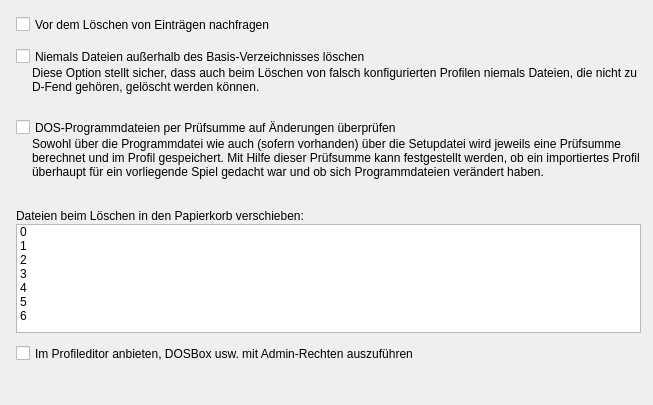
The window that src/forms/SetupFrameSecurityUnit.ui (Eldricos/D-Fend-Reborn) describes before a commit, drawn with Qt 5.
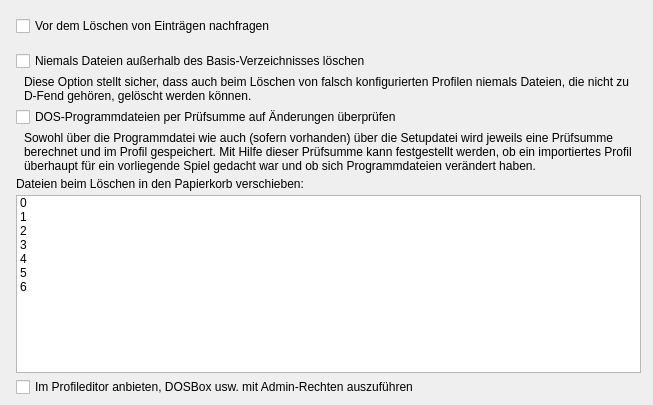
The same window after the commit.

Commit message: Program options: Qt layouts instead of fixed pixel positions

```diff
--- a/src/forms/SetupFrameSecurityUnit.ui
+++ b/src/forms/SetupFrameSecurityUnit.ui
@@ -5,47 +5,85 @@
     <property name="geometry"><rect><x>0</x><y>0</y><width>653</width><height>405</height></rect></property>
     <property name="vclDesignWidth" stdset="0"><number>653</number></property>
     <property name="vclDesignHeight" stdset="0"><number>405</number></property>
-    <widget class="QLabel" name="DeleteProectionLabel">
-      <property name="geometry"><rect><x>32</x><y>66</y><width>609</width><height>47</height></rect></property>
-      <property name="vclAnchors" stdset="0"><string notr="true">akLeft,akTop,akRight</string></property>
-      <property name="text"><string>Diese Option stellt sicher, dass auch beim Löschen von falsch konfigurierten Profilen niemals Dateien, die nicht zu D-Fend gehören, gelöscht werden können.</string></property>
-      <property name="textFormat"><enum>Qt::PlainText</enum></property>
-      <property name="wordWrap"><bool>true</bool></property>
-      <property name="alignment"><set>Qt::AlignLeft|Qt::AlignTop</set></property>
-    </widget>
-    <widget class="QLabel" name="UseChecksumsLabel">
-      <property name="geometry"><rect><x>32</x><y>137</y><width>609</width><height>66</height></rect></property>
-      <property name="vclAnchors" stdset="0"><string notr="true">akLeft,akTop,akRight</string></property>
-      <property name="text"><string>Sowohl über die Programmdatei wie auch (sofern vorhanden) über die Setupdatei wird jeweils eine Prüfsumme berechnet und im Profil gespeichert. Mit Hilfe dieser Prüfsumme kann festgestellt werden, ob ein importiertes Profil überhaupt für ein vorliegende Spiel gedacht war und ob sich Programmdateien verändert haben.</string></property>
-      <property name="textFormat"><enum>Qt::PlainText</enum></property>
-      <property name="wordWrap"><bool>true</bool></property>
-      <property name="alignment"><set>Qt::AlignLeft|Qt::AlignTop</set></property>
-    </widget>
-    <widget class="QLabel" name="RecycleBinLabel">
-      <property name="geometry"><rect><x>16</x><y>209</y><width>625</width><height>13</height></rect></property>
-      <property name="vclAnchors" stdset="0"><string notr="true">akLeft,akTop,akRight</string></property>
-      <property name="text"><string>Dateien beim Löschen in den Papierkorb verschieben:</string></property>
-      <property name="textFormat"><enum>Qt::PlainText</enum></property>
-      <property name="alignment"><set>Qt::AlignLeft|Qt::AlignTop</set></property>
-    </widget>
+    <layout class="QVBoxLayout" name="SetupFrameSecurity_Layout" stretch="0,0,0,1">
+      <property name="leftMargin"><number>16</number></property>
+      <property name="topMargin"><number>16</number></property>
+      <property name="rightMargin"><number>12</number></property>
+      <property name="bottomMargin"><number>8</number></property>
+      <property name="spacing"><number>0</number></property>
+      <item>
+        <layout class="QGridLayout" name="SetupFrameSecurity_Section1" columnstretch="0,1">
+          <property name="leftMargin"><number>0</number></property>
+          <property name="topMargin"><number>0</number></property>
+          <property name="rightMargin"><number>0</number></property>
+          <property name="bottomMargin"><number>0</number></property>
+          <property name="horizontalSpacing"><number>8</number></property>
+          <property name="verticalSpacing"><number>4</number></property>
+          <item row="0" column="0" colspan="2">
     <widget class="QCheckBox" name="AskBeforeDeleteCheckBox">
-      <property name="geometry"><rect><x>16</x><y>16</y><width>625</width><height>17</height></rect></property>
-      <property name="vclAnchors" stdset="0"><string notr="true">akLeft,akTop,akRight</string></property>
       <property name="text"><string>Vor dem Löschen von Einträgen nachfragen</string></property>
     </widget>
+          </item>
+          <item row="0" column="1">
+            <spacer name="SetupFrameSecurity_Section1_HFill">
+              <property name="orientation"><enum>Qt::Horizontal</enum></property>
+              <property name="sizeHint" stdset="0"><size><width>0</width><height>0</height></size></property>
+            </spacer>
+          </item>
+        </layout>
+      </item>
+      <item>
+        <spacer name="SetupFrameSecurity_Gap1">
+          <property name="orientation"><enum>Qt::Vertical</enum></property>
+          <property name="sizeType"><enum>QSizePolicy::Fixed</enum></property>
+          <property name="sizeHint" stdset="0"><size><width>0</width><height>15</height></size></property>
+        </spacer>
+      </item>
+      <item>
+        <layout class="QGridLayout" name="SetupFrameSecurity_Section2" columnstretch="0,0,1">
+          <property name="leftMargin"><number>0</number></property>
+          <property name="topMargin"><number>0</number></property>
+          <property name="rightMargin"><number>0</number></property>
+          <property name="bottomMargin"><number>0</number></property>
+          <property name="horizontalSpacing"><number>8</number></property>
+          <property name="verticalSpacing"><number>4</number></property>
+          <item row="0" column="0" colspan="3">
     <widget class="QCheckBox" name="DeleteProectionCheckBox">
-      <property name="geometry"><rect><x>16</x><y>48</y><width>625</width><height>17</height></rect></property>
-      <property name="vclAnchors" stdset="0"><string notr="true">akLeft,akTop,akRight</string></property>
       <property name="text"><string>Niemals Dateien außerhalb des Basis-Verzeichnisses löschen</string></property>
     </widget>
+          </item>
+          <item row="1" column="1" colspan="2">
+            <widget class="QLabel" name="DeleteProectionLabel">
+              <property name="text"><string>Diese Option stellt sicher, dass auch beim Löschen von falsch konfigurierten Profilen niemals Dateien, die nicht zu D-Fend gehören, gelöscht werden können.</string></property>
+              <property name="textFormat"><enum>Qt::PlainText</enum></property>
+              <property name="wordWrap"><bool>true</bool></property>
+              <property name="alignment"><set>Qt::AlignLeft|Qt::AlignTop</set></property>
+            </widget>
+          </item>
+          <item row="2" column="0" colspan="3">
     <widget class="QCheckBox" name="UseChecksumsCheckBox">
-      <property name="geometry"><rect><x>16</x><y>119</y><width>569</width><height>17</height></rect></property>
       <property name="text"><string>DOS-Programmdateien per Prüfsumme auf Änderungen überprüfen</string></property>
     </widget>
+          </item>
+          <item row="3" column="1" colspan="2">
+            <widget class="QLabel" name="UseChecksumsLabel">
+              <property name="text"><string>Sowohl über die Programmdatei wie auch (sofern vorhanden) über die Setupdatei wird jeweils eine Prüfsumme berechnet und im Profil gespeichert. Mit Hilfe dieser Prüfsumme kann festgestellt werden, ob ein importiertes Profil überhaupt für ein vorliegende Spiel gedacht war und ob sich Programmdateien verändert haben.</string></property>
+              <property name="textFormat"><enum>Qt::PlainText</enum></property>
+              <property name="wordWrap"><bool>true</bool></property>
+              <property name="alignment"><set>Qt::AlignLeft|Qt::AlignTop</set></property>
+            </widget>
+          </item>
+          <item row="4" column="0" colspan="3">
+            <widget class="QLabel" name="RecycleBinLabel">
+              <property name="text"><string>Dateien beim Löschen in den Papierkorb verschieben:</string></property>
+              <property name="textFormat"><enum>Qt::PlainText</enum></property>
+              <property name="alignment"><set>Qt::AlignLeft|Qt::AlignTop</set></property>
+            </widget>
+          </item>
+          <item row="5" column="0" colspan="3">
     <widget class="QListWidget" name="RecycleBinListBox">
-      <property name="geometry"><rect><x>16</x><y>224</y><width>625</width><height>109</height></rect></property>
-      <property name="vclAnchors" stdset="0"><string notr="true">akLeft,akTop,akRight</string></property>
       <property name="vclCheckList" stdset="0"><bool>true</bool></property>
+              <property name="minimumSize"><size><width>0</width><height>109</height></size></property>
       <item>
         <property name="text"><string>0</string></property>
         <property name="checkState"><enum>Unchecked</enum></property>
@@ -75,11 +113,27 @@
         <property name="checkState"><enum>Unchecked</enum></property>
       </item>
     </widget>
+          </item>
+          <item row="6" column="0" colspan="3">
     <widget class="QCheckBox" name="OfferRunAsAdminCheckBox">
-      <property name="geometry"><rect><x>16</x><y>345</y><width>625</width><height>17</height></rect></property>
-      <property name="vclAnchors" stdset="0"><string notr="true">akLeft,akTop,akRight</string></property>
       <property name="text"><string>Im Profileditor anbieten, DOSBox usw. mit Admin-Rechten auszuführen</string></property>
     </widget>
+          </item>
+          <item row="0" column="2">
+            <spacer name="SetupFrameSecurity_Section2_HFill">
+              <property name="orientation"><enum>Qt::Horizontal</enum></property>
+              <property name="sizeHint" stdset="0"><size><width>0</width><height>0</height></size></property>
+            </spacer>
+          </item>
+        </layout>
+      </item>
+      <item>
+        <spacer name="SetupFrameSecurity_VFill">
+          <property name="orientation"><enum>Qt::Vertical</enum></property>
+          <property name="sizeHint" stdset="0"><size><width>0</width><height>0</height></size></property>
+        </spacer>
+      </item>
+    </layout>
   </widget>
   <tabstops>
     <tabstop>AskBeforeDeleteCheckBox</tabstop>
```
Left out of the diff: 6 changed lines with no effect on the pictures. Lines whose indentation alone changed are shown as unchanged. The commit also changes 51 other files.
